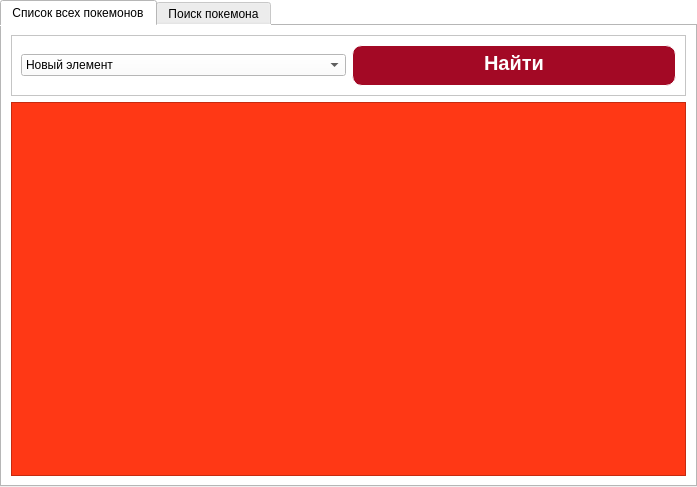
First picture: the form in ui_mainwindow.ui, repository Glebuc/pokemon_app, before the edit.
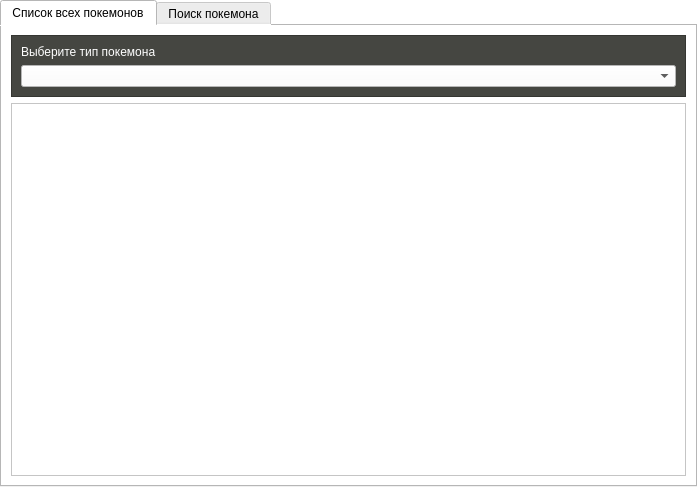
Second picture: the form after the edit. Icons and pictures are not drawn.

Commit message: Add data for combo_box

Patch:
```diff
--- a/ui_mainwindow.ui
+++ b/ui_mainwindow.ui
@@ -68,54 +68,31 @@
        <layout class="QVBoxLayout" name="verticalLayout_4">
         <item>
          <widget class="QFrame" name="frame">
+          <property name="styleSheet">
+           <string notr="true">background-color: #454641;</string>
+          </property>
           <property name="frameShape">
            <enum>QFrame::StyledPanel</enum>
           </property>
           <property name="frameShadow">
            <enum>QFrame::Raised</enum>
           </property>
-          <layout class="QHBoxLayout" name="horizontalLayout_4">
+          <layout class="QVBoxLayout" name="verticalLayout_5">
            <item>
-            <widget class="QComboBox" name="comboBox">
-             <item>
-              <property name="text">
-               <string>Новый элемент</string>
-              </property>
-             </item>
-             <item>
-              <property name="text">
-               <string>Новый элемент</string>
-              </property>
-             </item>
-             <item>
-              <property name="text">
-               <string>Новый элемент</string>
-              </property>
-             </item>
-             <item>
-              <property name="text">
-               <string>Новый элемент</string>
-              </property>
-             </item>
-             <item>
-              <property name="text">
-               <string>Новый элемент</string>
-              </property>
-             </item>
-             <item>
-              <property name="text">
-               <string>Новый элемент</string>
-              </property>
-             </item>
-            </widget>
-           </item>
-           <item>
-            <widget class="QPushButton" name="btnViewPokemon">
+            <widget class="QLabel" name="label_4">
              <property name="styleSheet">
-              <string notr="true">width:30%</string>
+              <string notr="true">color:white;
+text-weight: bold;</string>
              </property>
              <property name="text">
-              <string>Найти</string>
+              <string>Выберите тип покемона</string>
+             </property>
+            </widget>
+           </item>
+           <item>
+            <widget class="QComboBox" name="comboBox">
+             <property name="styleSheet">
+              <string notr="true">background-color: rgb(255, 255, 255);</string>
              </property>
             </widget>
            </item>
@@ -125,7 +102,7 @@
         <item>
          <widget class="QTableView" name="tablePokemon">
           <property name="styleSheet">
-           <string notr="true">background-color: rgb(255, 56, 21);</string>
+           <string notr="true"/>
           </property>
          </widget>
         </item>
```
The commit also changes 9 other files.
